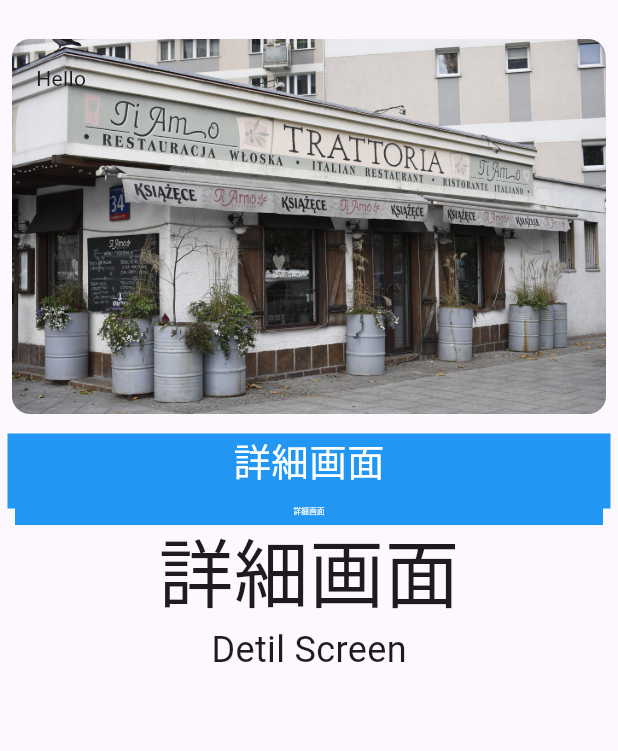
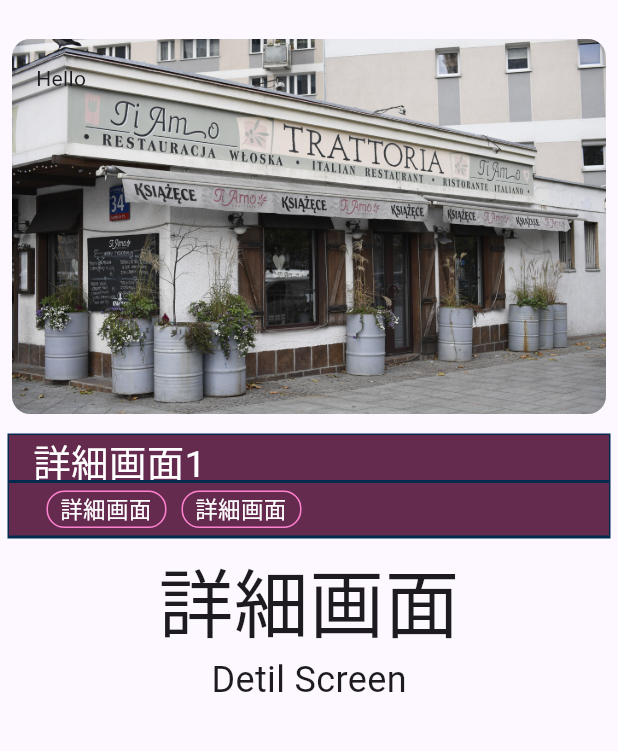
Before and after one commit to sdquang75/CyChronos-pv, a Flutter app: the DetilScreen screen opened by its route, on a phone screen of 412 x 824 dp, the part 72-823 px from its top. Run offline on Flutter 3.47's test engine with Material 3 defaults, Android fonts, the phone set to English and light mode, and no system bars; our stand-ins replace firebase_auth, firebase_core, flutter_riverpod, flutter_svg, go_router, google_sign_in; accounts and stored records are empty; statements that could not run were skipped.

Commit message:
詳細画面v2

```diff
--- a/front/cy/lib/features/detil/detil.dart
+++ b/front/cy/lib/features/detil/detil.dart
@@ -42,31 +42,72 @@
             ),
             Container(
               width: double.infinity, // 横幅を画面の半分に設定
-              height: 50,
+              height: 70,
               margin: EdgeInsets.all(5),
               decoration: BoxDecoration(
-                color: Colors.blue,          // 背景色
+                color: const Color.fromARGB(255, 0, 43, 78),          // 背景色
               ),
               child: Column(
-                mainAxisAlignment: MainAxisAlignment.center, // 水平方向の中央揃え
                 children: [
-                   Text(
-                    '詳細画面',
-                    style: TextStyle(fontSize: 25, color: Colors.white), // 文字サイズと色
+                  Container(
+                    width: double.infinity, // 横幅を画面の半分に設定
+                    height: 30,
+                    padding: EdgeInsets.only(left: 16), // 上部の余白を追加
+                    margin: EdgeInsets.all(1),
+                    decoration: BoxDecoration(
+                      color: const Color.fromARGB(255, 100, 43, 78),          // 背景色
+                    ),
+                    child:
+                      Text(
+                        '詳細画面1',
+                        style: TextStyle(fontSize: 25, color: Colors.white), // 文字サイズと色
+                      ),
                   ),
                   Container(
                     width: double.infinity, // 横幅を画面の半分に設定
-                    height: 20,
-                    margin: EdgeInsets.all(5),
+                    height: 35,
+                    padding: EdgeInsets.only(left: 20), // 上部の余白を追加
+                    margin: EdgeInsets.all(1),
                     decoration: BoxDecoration(
-                      color: Colors.blue,          // 背景色
+                      color: const Color.fromARGB(255, 100, 43, 78),          // 背景色
                     ),
-                    child: Column(
-                      mainAxisAlignment: MainAxisAlignment.center, // 水平方向の中央揃え
+                    child: Row(
                       children: [
-                        Text(
-                          '詳細画面',
-                          style: TextStyle(fontSize: 5, color: Colors.white), // 文字サイズと色
+                        Container(
+                          width: 80,
+                          height: 35,
+                          padding: EdgeInsets.symmetric(horizontal: 8 ), // 左右の余白を追加vertical: 1.5
+                          margin: EdgeInsets.all(5),
+                          decoration: BoxDecoration(
+                            borderRadius: BorderRadius.circular(12), // 圓角]
+                            border: Border.all(
+                              color: const Color.fromARGB(255, 255, 130, 207), // 枠線の色
+                              width: 1.0, // 枠線の太さ
+                            ),
+                          ),
+                          child:
+                            Text(
+                              '詳細画面2',
+                              style: TextStyle(fontSize: 15, color: Colors.white), // 文字サイズと色
+                          ),
+                        ),
+                        Container(
+                          width: 80,
+                          height: 35,
+                          padding: EdgeInsets.symmetric(horizontal: 8), // 左右の余白を追加
+                          margin: EdgeInsets.all(5),
+                          decoration: BoxDecoration(
+                            borderRadius: BorderRadius.circular(12), // 圓角
+                            border: Border.all(
+                              color: const Color.fromARGB(255, 255, 130, 207), // 枠線の色
+                              width: 1.0, // 枠線の太さ
+                            ),
+                          ),
+                          child:
+                            Text(
+                              '詳細画面3',
+                              style: TextStyle(fontSize: 15, color: Colors.white), // 文字サイズと色
+                          ),
                         ),
                       ],
                     ),
```
